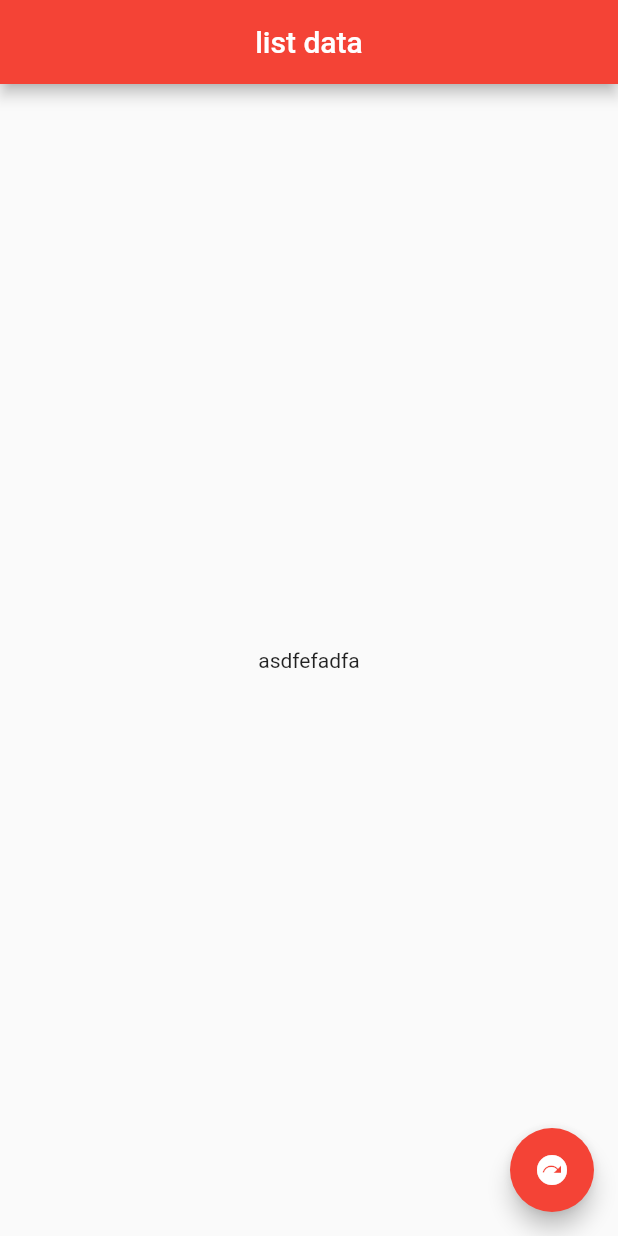
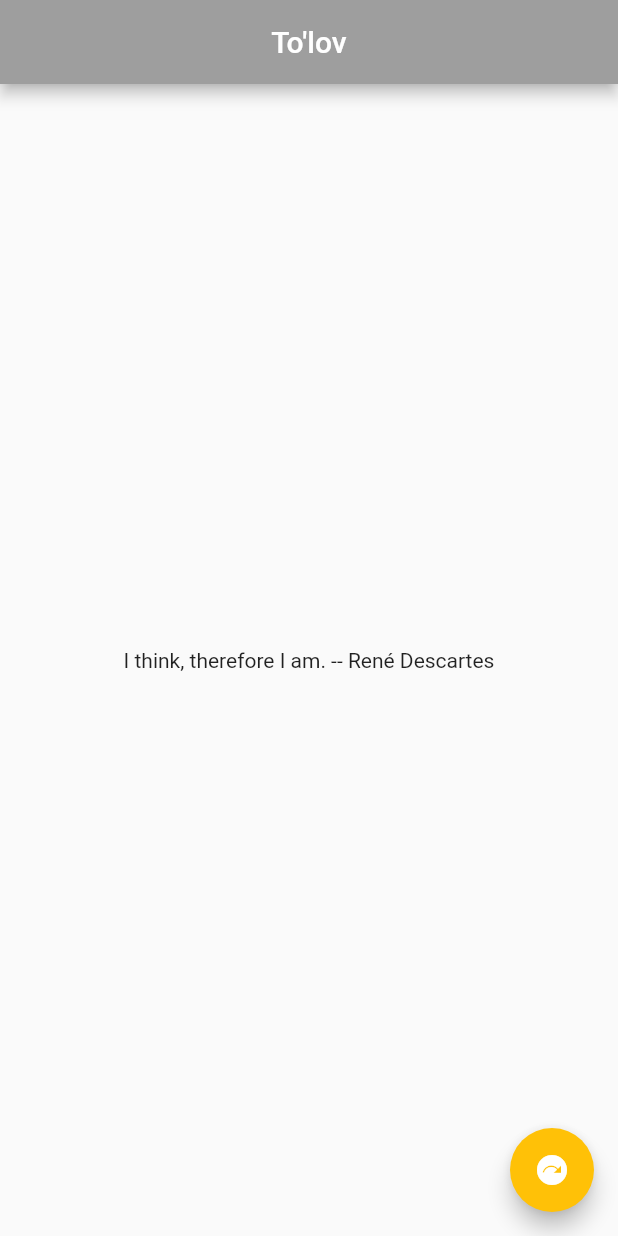
Before and after one commit to Sanjarbek17/Flutter_ninja, a Flutter app: the screen it shows after launch, after a tap on the "next plan" icon, on a phone screen of 412 x 824 dp. Run offline on Flutter 3.47's test engine with Material 2 defaults, Android fonts, the phone set to English and light mode, and no system bars.

Commit message:
custom_class

```diff
--- /dev/null
+++ b/lesson17/lib/clc.dart
@@ -0,0 +1,5 @@
+class Quote {
+  String text;
+  String author;
+  Quote({required this.text, required this.author});
+}
--- a/lesson17/lib/main.dart
+++ b/lesson17/lib/main.dart
@@ -1,4 +1,5 @@
 import 'package:flutter/material.dart';
+import 'clc.dart';
 
 void main() {
   runApp(const MaterialApp(
@@ -14,17 +15,32 @@ class MyApp extends StatefulWidget {
 }
 
 class _MyAppState extends State<MyApp> {
-  List<String> lst = ['aefadsfaefa', 'asdfefadfa', 'fa;ewifa;dshja;dfjkadsf'];
+  List<Quote> lst = [
+    Quote(text: "Fortune favors the bold", author: "Virgil"),
+    Quote(text: "I think, therefore I am.", author: 'René Descartes'),
+    Quote(text: "Time is money", author: "Benjamin Franklin"),
+    Quote(
+        text: "You miss 100 percent of the shots you never take.",
+        author: "Wayne Gretzky"),
+  ];
   int index = 0;
   @override
   Widget build(BuildContext context) {
     return Scaffold(
+      appBar: AppBar(
+        centerTitle: true,
+        backgroundColor: Colors.grey,
+        title: const Text("To'lov"),
+      ),
+      body: Center(child: Text("${lst[index].text} -- ${lst[index].author}")),
+      // body: Text('salom'),
       floatingActionButton: FloatingActionButton(
-        backgroundColor: Colors.red,
+        backgroundColor: Colors.amber,
         onPressed: () {
-          setState(() {});
-          index++;
-          if (index == 3) {
+          setState(() {
+            index++;
+          });
+          if (index == 4) {
             index = 0;
           }
         },
@@ -32,12 +48,6 @@ class _MyAppState extends State<MyApp> {
           Icons.next_plan,
         ),
       ),
-      appBar: AppBar(
-        centerTitle: true,
-        backgroundColor: Colors.red,
-        title: const Text("list data"),
-      ),
-      body: Center(child: Text(lst[index])),
     );
   }
 }
```
